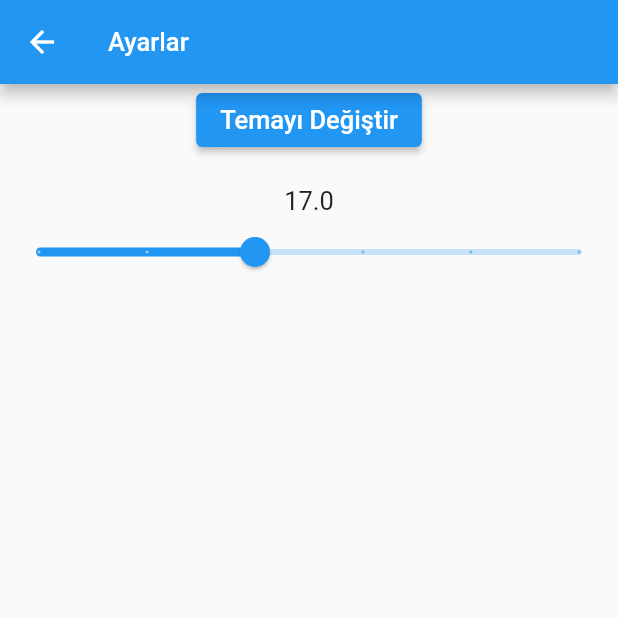
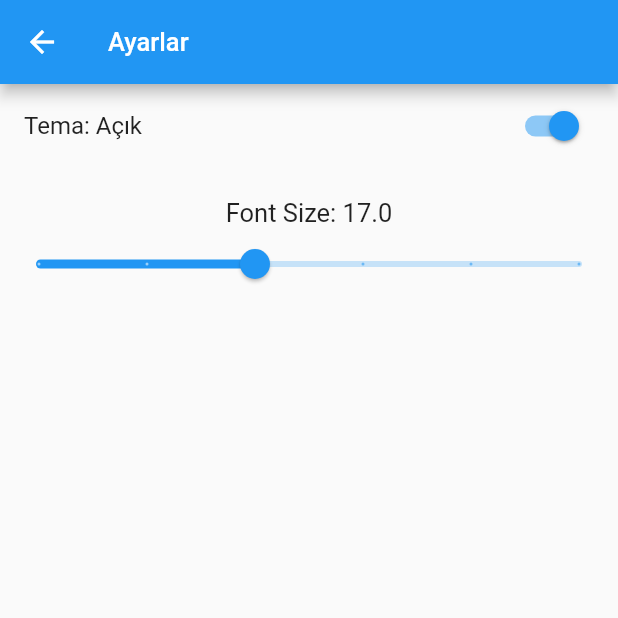
Before and after one commit to endmr11/flutter_bloc_example, a Flutter app: the screen it shows after launch, after a tap on the "settings" icon, on a phone screen of 412 x 824 dp, the top half of it. Run offline on Flutter 3.47's test engine with Material 2 defaults, Android fonts, the phone set to English and light mode, and no system bars; our stand-ins replace badges, bloc, flutter_bloc, shared_preferences.

Commit message:
shared_preferences paketi eklendi

```diff
--- a/lib/bloc/fontsize_bloc.dart
+++ b/lib/bloc/fontsize_bloc.dart
@@ -1,4 +1,5 @@
 import 'package:flutter_bloc/flutter_bloc.dart';
+import 'package:flutter_bloc_kullanimi1/helpers/shared_fontsize.dart';
 part 'fontsize_event.dart';
 part 'fontsize_state.dart';
 
@@ -15,6 +16,9 @@ class FontSizeBloc extends Bloc<FontSizeEvent, FontSizeState> {
   }
 
   void changeFontSize(double gelenFontSize) {
+    FontSizeShared().saveFontSizeSharedPref(gelenFontSize);
+    // ignore: avoid_print
+    print("değiş");
     add(
       FontSizeEvent(fontSize: gelenFontSize),
     );
--- a/lib/bloc/theme_bloc.dart
+++ b/lib/bloc/theme_bloc.dart
@@ -1,4 +1,5 @@
 import 'package:bloc/bloc.dart';
+import 'package:flutter_bloc_kullanimi1/helpers/shared_theme.dart';
 
 part 'theme_event.dart';
 part 'theme_state.dart';
@@ -18,10 +19,11 @@ class ThemeBloc extends Bloc<ThemeEvent, ThemeState> {
   }
 
   void changeTheme(bool val) {
+    ThemeShared().saveThemeSharedPref(val);
+    // ignore: avoid_print
+    print("değiş");
     add(
       ThemeEvent(isLight: val),
     );
-
-    print("değiş");
   }
 }
--- /dev/null
+++ b/lib/helpers/shared_fontsize.dart
@@ -0,0 +1,26 @@
+import 'package:shared_preferences/shared_preferences.dart';
+
+class FontSizeShared {
+  static SharedPreferences? _sharedPrefObj;
+
+  late double fontSize;
+
+  Future<void> createFontSizeSharedPrefObj() async {
+    // ignore: avoid_print
+    print("createSharedPrefObj");
+    _sharedPrefObj = await SharedPreferences.getInstance();
+  }
+
+  void saveFontSizeSharedPref(double val) {
+    // ignore: avoid_print
+    print("saveThemeSharedPref");
+    _sharedPrefObj?.setDouble('fontSizeData', val);
+  }
+
+  Future<double> loadFontSizeSharedPref() async {
+    fontSize = _sharedPrefObj?.getDouble('fontSizeData') ?? 17;
+    // ignore: avoid_print
+    print("loadThemeSharedPref: $fontSize");
+    return fontSize;
+  }
+}
--- /dev/null
+++ b/lib/helpers/shared_theme.dart
@@ -0,0 +1,26 @@
+import 'package:shared_preferences/shared_preferences.dart';
+
+class ThemeShared {
+  static SharedPreferences? _sharedPrefObj;
+
+  late bool themeLight;
+
+  Future<void> createThemeSharedPrefObj() async {
+    // ignore: avoid_print
+    print("createSharedPrefObj");
+    _sharedPrefObj = await SharedPreferences.getInstance();
+  }
+
+  void saveThemeSharedPref(bool val) {
+    // ignore: avoid_print
+    print("saveThemeSharedPref");
+    _sharedPrefObj?.setBool('themeColorData', val);
+  }
+
+  Future<bool> loadThemeSharedPref() async {
+    themeLight = _sharedPrefObj?.getBool('themeColorData') ?? true;
+    // ignore: avoid_print
+    print("loadThemeSharedPref: $themeLight");
+    return themeLight;
+  }
+}
--- a/lib/main.dart
+++ b/lib/main.dart
@@ -4,10 +4,22 @@ import 'package:flutter_bloc/flutter_bloc.dart';
 import 'package:flutter_bloc_kullanimi1/bloc/cart_bloc.dart';
 import 'package:flutter_bloc_kullanimi1/bloc/fontsize_bloc.dart';
 import 'package:flutter_bloc_kullanimi1/bloc/theme_bloc.dart';
+import 'package:flutter_bloc_kullanimi1/helpers/shared_fontsize.dart';
 import 'package:flutter_bloc_kullanimi1/style/text_style.dart';
+import 'package:shared_preferences/shared_preferences.dart';
+import 'helpers/shared_theme.dart';
 
-void main() {
+void main() async {
+  WidgetsFlutterBinding.ensureInitialized();
+  bool? isThemeLight;
+  double? isFontSize;
+  await ThemeShared().createThemeSharedPrefObj();
+  await FontSizeShared().createFontSizeSharedPrefObj();
+  isThemeLight = await ThemeShared().loadThemeSharedPref();
+  isFontSize = await FontSizeShared().loadFontSizeSharedPref();
+
   List bosListe = [];
+
   runApp(
     MultiBlocProvider(
       providers: [
@@ -18,12 +30,12 @@ void main() {
         ),
         BlocProvider<FontSizeBloc>(
           create: (BuildContext context) => FontSizeBloc(
-            FontSizeState(17),
+            FontSizeState(isFontSize ?? 17),
           ),
         ),
         BlocProvider<ThemeBloc>(
           create: (BuildContext context) => ThemeBloc(
-            ThemeState(true),
+            ThemeState(isThemeLight ?? true),
           ),
         ),
       ],
@@ -40,6 +52,13 @@ class MyApp extends StatefulWidget {
 }
 
 class _MyAppState extends State<MyApp> {
+  @override
+  void initState() {
+    SharedPreferences.getInstance();
+
+    super.initState();
+  }
+
   @override
   Widget build(BuildContext context) {
     return BlocBuilder<ThemeBloc, ThemeState>(
@@ -209,7 +228,7 @@ class _SettingsPageScreenState extends State<SettingsPageScreen> {
       body: Center(
         child: Column(
           children: [
-            ElevatedButton(
+            /* ElevatedButton(
               onPressed: () {
                 BlocProvider.of<ThemeBloc>(context).changeTheme(
                     Theme.of(context).brightness == Brightness.light
@@ -217,6 +236,22 @@ class _SettingsPageScreenState extends State<SettingsPageScreen> {
                         : true);
               },
               child: simpleText(context, "Temayı Değiştir"),
+            ),*/
+            BlocBuilder<ThemeBloc, ThemeState>(
+              bloc: BlocProvider.of<ThemeBloc>(context),
+              builder: (context, ThemeState state) {
+                return SwitchListTile(
+                  title: state.isLight
+                      ? const Text("Tema: Açık")
+                      : const Text("Tema: Kapalı"),
+                  onChanged: (val) {
+                    // ignore: avoid_print
+                    print("val: $val");
+                    BlocProvider.of<ThemeBloc>(context).changeTheme(val);
+                  },
+                  value: state.isLight,
+                );
+              },
             ),
             const SizedBox(
               height: 20.0,
@@ -224,7 +259,8 @@ class _SettingsPageScreenState extends State<SettingsPageScreen> {
             BlocBuilder<FontSizeBloc, FontSizeState>(
               bloc: BlocProvider.of<FontSizeBloc>(context),
               builder: (context, FontSizeState state) {
-                return simpleText(context, state.fontSize.toString());
+                return simpleText(
+                    context, "Font Size: " + state.fontSize.toString());
               },
             ),
             BlocBuilder<FontSizeBloc, FontSizeState>(
@@ -242,7 +278,10 @@ class _SettingsPageScreenState extends State<SettingsPageScreen> {
                   },
                 );
               },
-            )
+            ),
+            const SizedBox(
+              height: 20.0,
+            ),
           ],
         ),
       ),
--- a/pubspec.yaml
+++ b/pubspec.yaml
@@ -32,6 +32,7 @@ dependencies:
   flutter:
     sdk: flutter
   flutter_bloc: ^7.3.1
+  shared_preferences: ^2.0.8
 
 dev_dependencies:
   flutter_lints: ^1.0.0
```
Also changed, not shown: pubspec.lock.
